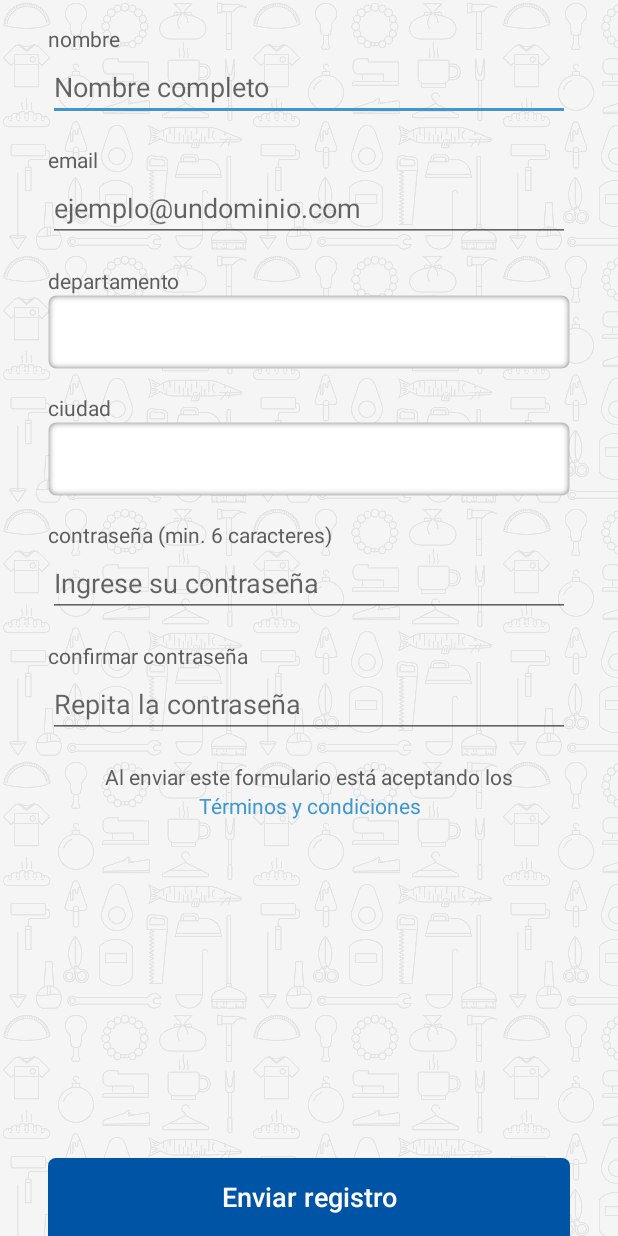
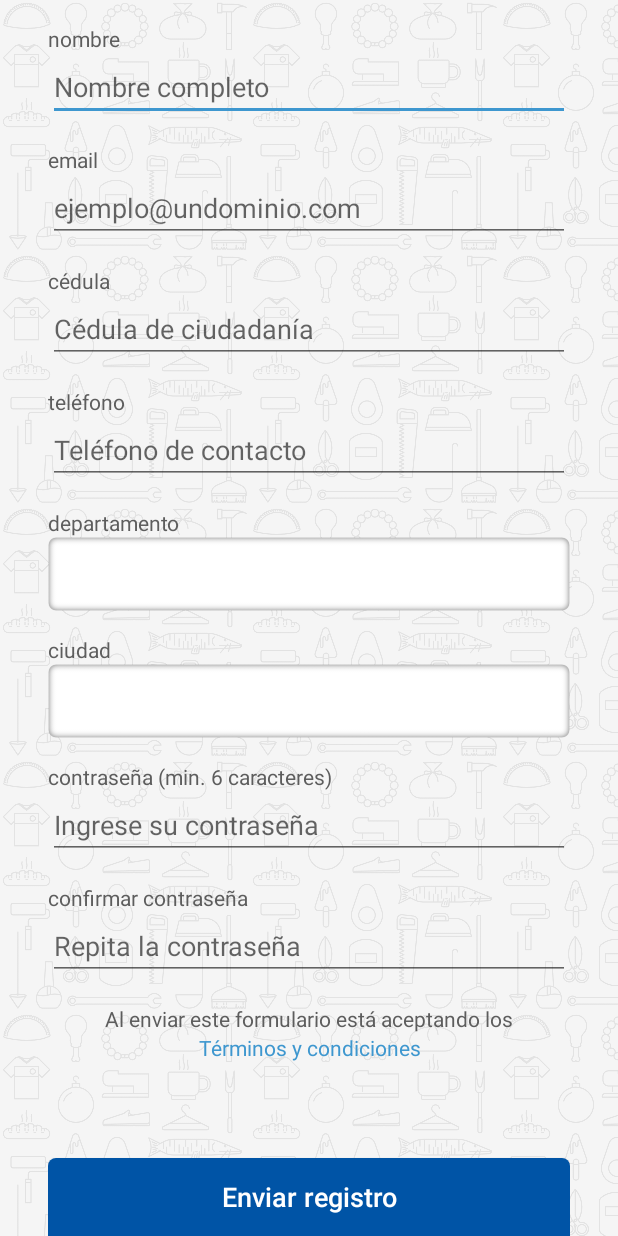
Before and after one commit to Olinguito/SeLeTieneAndroid, an Android app: the layout activity_register.xml on its own in the app's theme, with its tools: preview values and no code run, on a phone screen of 412 x 824 dp. Run offline under Robolectric (Android 15) with nearby library versions, the phone set to English and light mode, and no system bars.

Commit message:
[register] add id and phone fields + display correctly on profile

```diff
--- a/app/src/main/java/co/olinguito/seletiene/app/ItemDetailFragment.java
+++ b/app/src/main/java/co/olinguito/seletiene/app/ItemDetailFragment.java
@@ -65,7 +65,6 @@ public class ItemDetailFragment extends Fragment implements View.OnClickListener
             try {
                 float elevation = getResources().getDimension(R.dimen.button_elevation);
                 int type = mItem.getInt("type");
-                Log.d("DETAIL>>", mItem.toString());
                 // provider info
                 Api.getProductOrService(mItem.getInt("id"), new Response.Listener() {
                     @Override
@@ -77,9 +76,9 @@ public class ItemDetailFragment extends Fragment implements View.OnClickListener
                             String phone = owner.getString("phoneNumber");
                             String mobile = owner.getString("mobileNumber");
                             ((TextView) rootView.findViewById(R.id.profile_email)).setText(email);
-                            if (!(phone == NULL_FIELD || phone.isEmpty()))
+                            if (!(phone.equals(NULL_FIELD) || phone.isEmpty()) || phone.equals(JSONObject.NULL))
                                 ((TextView) rootView.findViewById(R.id.profile_phone)).setText(phone);
-                            if (!(mobile == NULL_FIELD || mobile.isEmpty()))
+                            if (!(mobile.equals(NULL_FIELD) || mobile.isEmpty() || mobile.equals(JSONObject.NULL)))
                                 ((TextView) rootView.findViewById(R.id.profile_mobile)).setText(mobile);
 
                         } catch (JSONException ignored) {
--- a/app/src/main/res/layout/activity_register.xml
+++ b/app/src/main/res/layout/activity_register.xml
@@ -49,6 +49,35 @@
                     android:layout_marginBottom="@dimen/activity_vertical_margin"
                     android:hint="@string/rl.email_hint"
                     android:inputType="textEmailAddress"
+                    />
+
+            <TextView
+                    android:text="@string/rl.id"
+                    android:layout_width="wrap_content"
+                    android:layout_height="wrap_content"
+                    />
+            <EditText
+                    android:id="@+id/reg_field_id"
+                    android:layout_width="match_parent"
+                    android:layout_height="wrap_content"
+                    android:layout_marginBottom="@dimen/activity_vertical_margin"
+                    android:hint="@string/rl.id_hint"
+                    android:inputType="number"
+                    />
+
+            <TextView
+                    android:text="@string/rl.phone"
+                    android:layout_width="wrap_content"
+                    android:layout_height="wrap_content"
+                    />
+
+            <EditText
+                    android:id="@+id/reg_field_phone"
+                    android:layout_width="match_parent"
+                    android:layout_height="wrap_content"
+                    android:layout_marginBottom="@dimen/activity_vertical_margin"
+                    android:hint="@string/rl.phone_hint"
+                    android:inputType="phone"
                     />
 
             <TextView
--- a/app/src/main/res/values/strings.xml
+++ b/app/src/main/res/values/strings.xml
@@ -28,13 +28,15 @@
     <string name="rl.send">Enviar registro</string>
     <string name="rl.name">nombre</string>
     <string name="rl.email">email</string>
+    <string name="rl.id">cédula</string>
+    <string name="rl.phone">teléfono</string>
     <string name="rl.department">departamento</string>
     <string name="rl.city">ciudad</string>
-    <string name="rl.phone">teléfono</string>
     <string name="rl.pass">contraseña (min. 6 caracteres)</string>
     <string name="rl.pass_confirm">confirmar contraseña</string>
     <string name="rl.name_hint">Nombre completo</string>
     <string name="rl.email_hint">ejemplo@undominio.com</string>
+    <string name="rl.id_hint">Cédula de ciudadanía</string>
     <string name="rl.phone_hint">Teléfono de contacto</string>
     <string name="rl.pass_hint">Ingrese su contraseña</string>
     <string name="rl.pass_conf_hint">Repita la contraseña</string>
@@ -47,6 +49,7 @@
     <string name="error_invalid_email">Dirección de e-mail invalida</string>
     <string name="error_invalid_password">Contraseña muy corta</string>
     <string name="error_incorrect_password">Contraseña incorrecta</string>
+    <string name="error_incorrect_phone">Teléfono incorrecto</string>
     <string name="error_field_required">Este campo es requerido</string>
     <string name="error_user_exists">Un usuario con el mismo Email ya existe</string>
 
```
Also changed, not shown: app/src/main/java/co/olinguito/seletiene/app/LoginActivity.java (+5 -4 lines), app/src/main/java/co/olinguito/seletiene/app/ProfileActivity.java (+8 -6 lines), app/src/main/java/co/olinguito/seletiene/app/RegisterActivity.java (+26 -7 lines), app/src/main/java/co/olinguito/seletiene/app/util/UserManager.java (+15 -2 lines).
